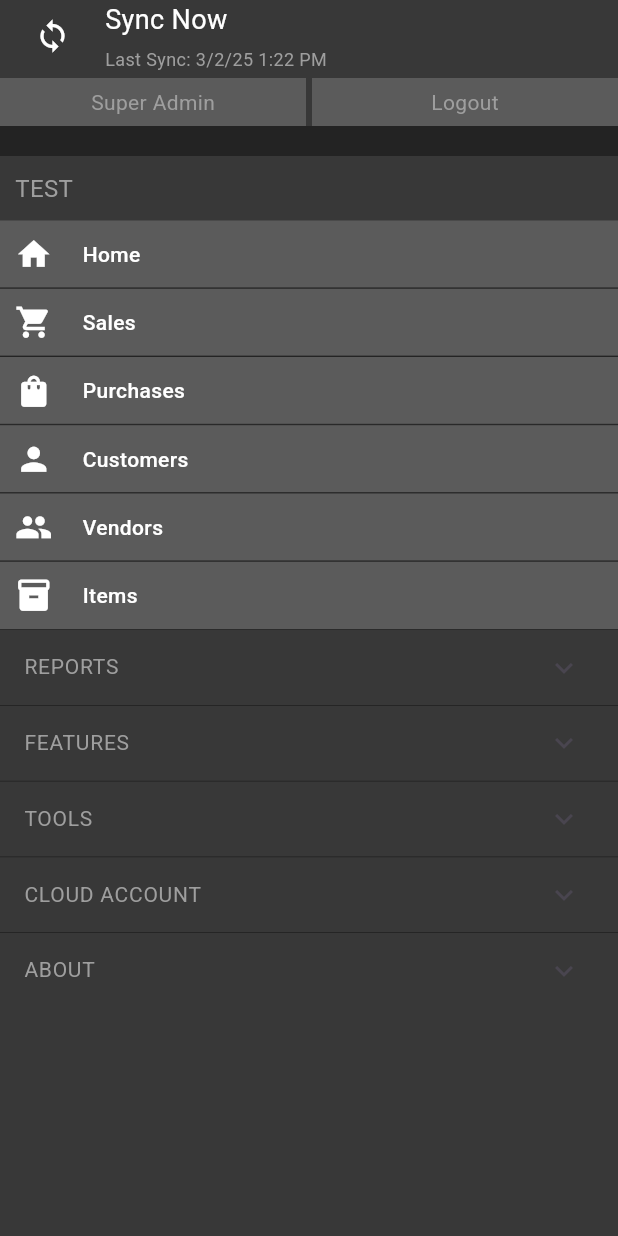
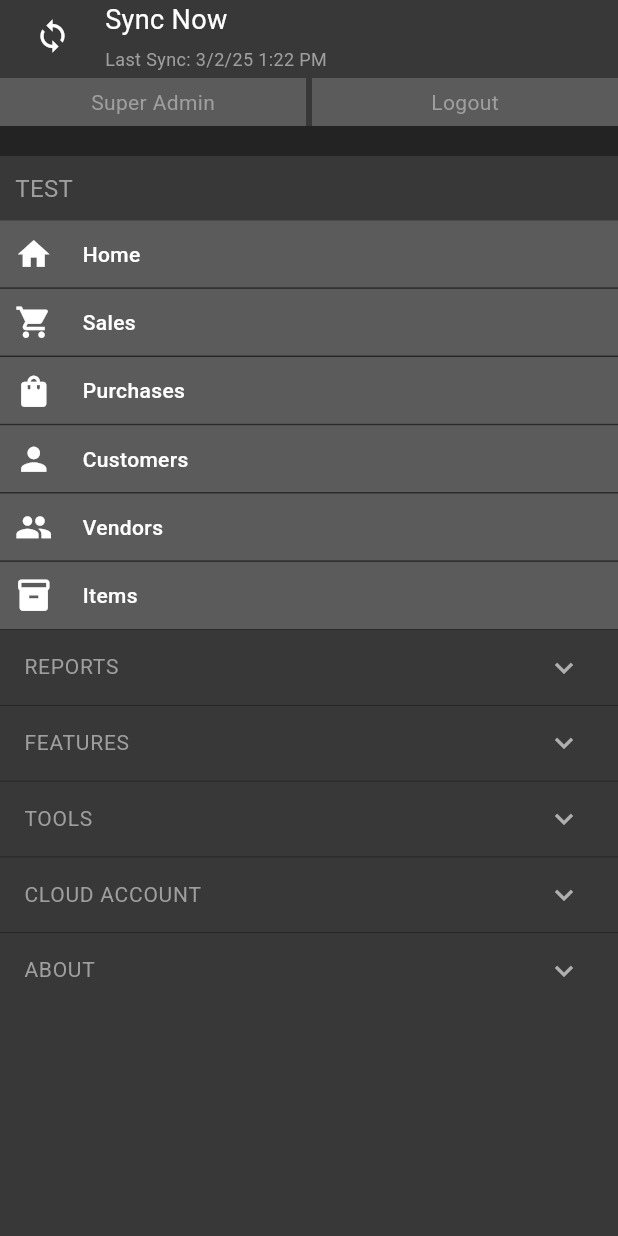
Before and after one commit to Sr1809/jumla, a Flutter app: the DrawerView screen opened by its route, on a phone screen of 412 x 824 dp. Run offline on Flutter 3.47's test engine with Material 3 defaults, Android fonts, the phone set to English and light mode, and no system bars; our stand-ins replace get.

Commit message:
miner changes

```diff
--- a/lib/app/modules/drawer/views/drawer_view.dart
+++ b/lib/app/modules/drawer/views/drawer_view.dart
@@ -170,6 +170,8 @@ class DrawerView extends GetView<DrawersController> {
       dense: true,
       title: Text(title, style: TextStyle(fontSize: 14, color: Colors.grey)),
       children: children,
+      collapsedIconColor: Colors.white60,
+      iconColor: Colors.white60,
     );
   }
 
```
